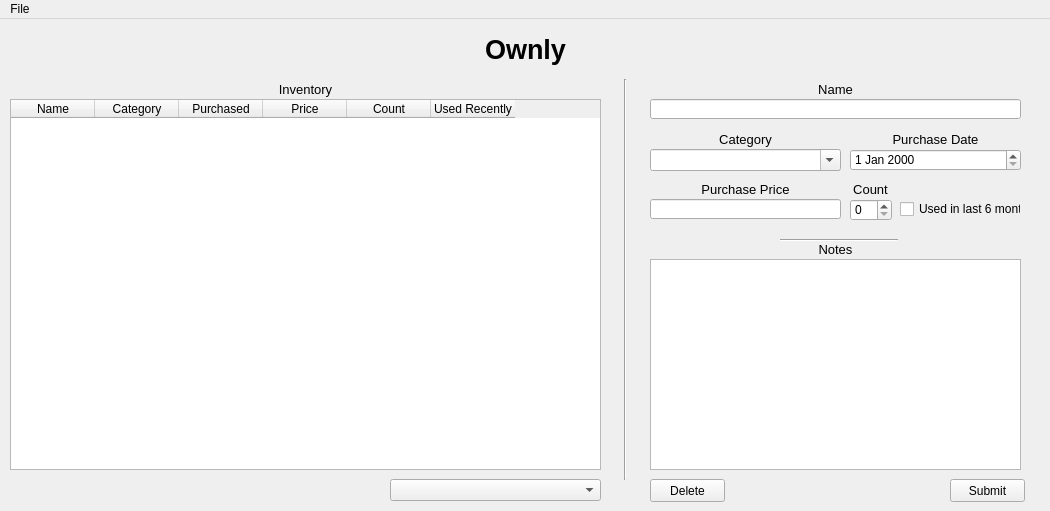
First picture: the form in src/MainWindow.ui, repository minorsecond/Ownly, before the edit.
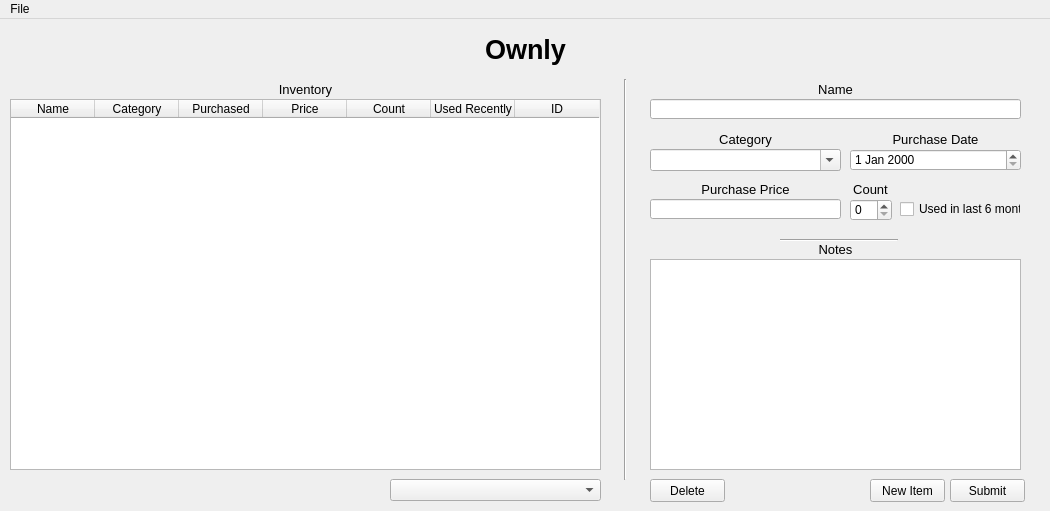
Second picture: the form after the edit.

Commit message: Add NewItem button

What changed in the file:
```diff
--- a/src/MainWindow.ui
+++ b/src/MainWindow.ui
@@ -302,7 +302,7 @@
      <number>0</number>
     </property>
     <property name="columnCount">
-     <number>6</number>
+     <number>7</number>
     </property>
     <attribute name="horizontalHeaderMinimumSectionSize">
      <number>39</number>
@@ -340,6 +340,11 @@
       <string>Used Recently</string>
      </property>
     </column>
+    <column>
+     <property name="text">
+      <string>ID</string>
+     </property>
+    </column>
    </widget>
    <widget class="QComboBox" name="ViewCategoryComboBox">
     <property name="geometry">
@@ -396,6 +401,19 @@
      <string>Delete</string>
     </property>
    </widget>
+   <widget class="QPushButton" name="NewItemButton">
+    <property name="geometry">
+     <rect>
+      <x>870</x>
+      <y>460</y>
+      <width>75</width>
+      <height>23</height>
+     </rect>
+    </property>
+    <property name="text">
+     <string>New Item</string>
+    </property>
+   </widget>
   </widget>
   <widget class="QMenuBar" name="menubar">
    <property name="geometry">
```
The commit also changes 1 other file.
